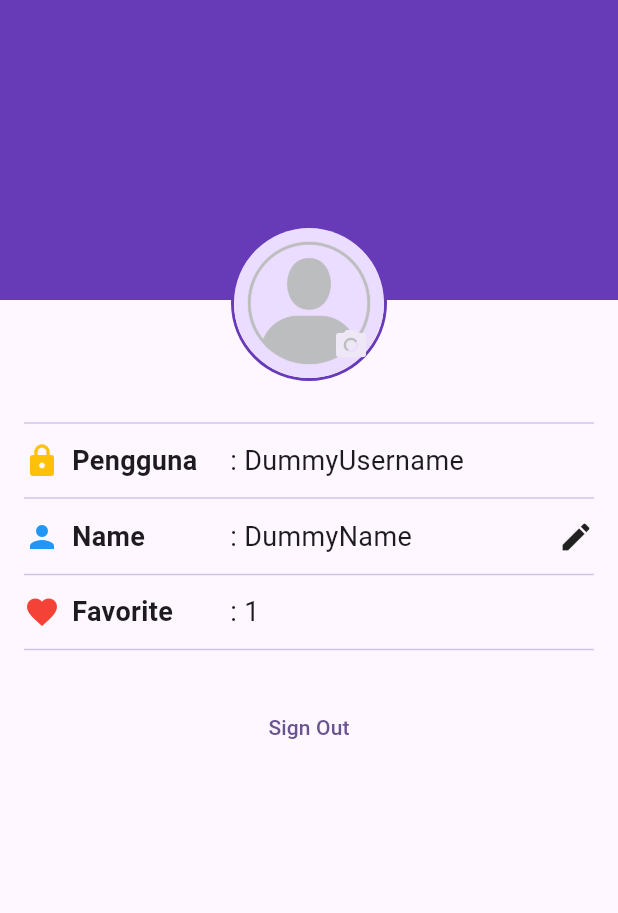
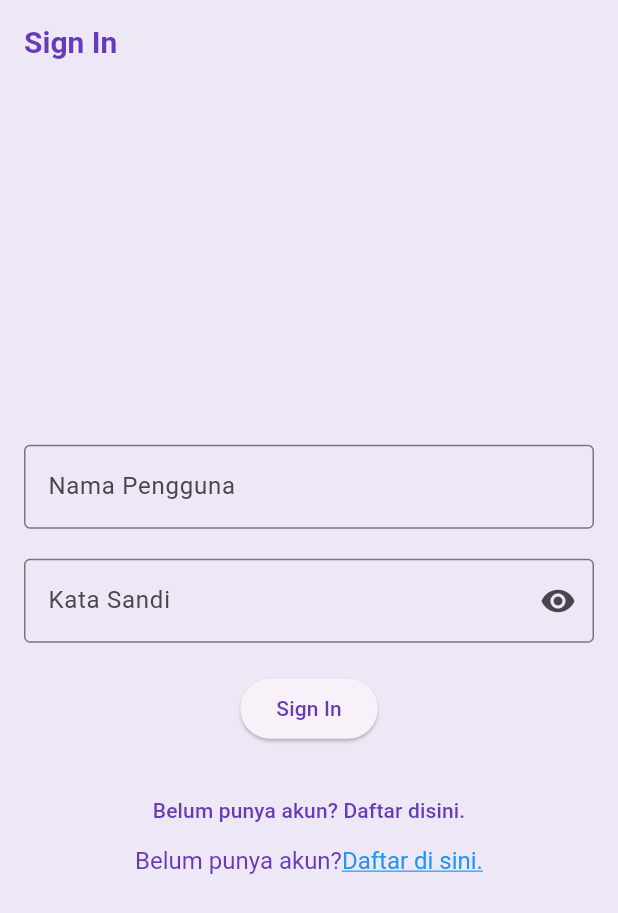
Before and after one commit to SteffanieAngelica/11_WisataCandi_Steffanie, a Flutter app: the screen it shows after launch, on a phone screen of 412 x 824 dp. Shown: the top 913 px of the screen. Run offline on Flutter 3.47's test engine with Material 3 defaults, Android fonts, the phone set to English and light mode, and no system bars.

Commit message:
Pertemuan 14

```diff
--- a/wisata_candi/lib/main.dart
+++ b/wisata_candi/lib/main.dart
@@ -1,8 +1,10 @@
 import 'package:flutter/material.dart';
 import 'package:wisata_candi/data/candi_data.dart';
 import 'package:wisata_candi/screens/profile_screen.dart';
+import 'package:wisata_candi/screens/sign_in_screen.dart';
 import 'screens/detail_screen.dart';
 import 'screens/profile_screen.dart';
+import 'screens/sign_in_screen.dart';
 
 void main() {
   runApp(const MainApp());
@@ -14,14 +16,26 @@ class MainApp extends StatelessWidget {
   @override
   Widget build(BuildContext context) {
     return MaterialApp(
-      title: 'Flutter Demo',
+      title: 'Wisata Candi',
       theme: ThemeData(
-        colorScheme: ColorScheme.fromSeed(seedColor: Colors.deepPurple),
+        appBarTheme: AppBarTheme(
+          iconTheme: IconThemeData(color: Colors.deepPurple),
+          titleTextStyle: TextStyle(
+            color: Colors.deepPurple,
+            fontSize: 20,
+            fontWeight: FontWeight.bold
+          )
+        ),
+        colorScheme: ColorScheme.fromSeed(seedColor: Colors.deepPurple).copyWith(
+          primary: Colors.deepPurple,
+          surface: Colors.deepPurple[50],
+        ),
         useMaterial3: true,
       ),
       home:
       //DetailScreen(candi: candiList[0]),
-      const ProfileScreen(),
+      //const ProfileScreen(),
+      SignInScreen()
     );
   }
 }
--- /dev/null
+++ b/wisata_candi/lib/screens/sign_in_screen.dart
@@ -0,0 +1,113 @@
+import 'dart:ui';
+import 'package:flutter/material.dart';
+import 'package:flutter/gestures.dart';
+
+class SignInScreen extends StatefulWidget {
+  SignInScreen({super.key});
+
+  @override
+  State<SignInScreen> createState() => _SignInScreenState();
+}
+
+class _SignInScreenState extends State<SignInScreen> {
+  //TODO: 1.Deklarasikan variable
+  final TextEditingController _usernameController = TextEditingController();
+
+  final TextEditingController _passwordController = TextEditingController();
+
+  String _errorText = '';
+
+  bool _isSignIn = false;
+
+  bool _obscurePassword = false;
+
+  @override
+  Widget build(BuildContext context) {
+    return Scaffold(
+      //TODO: 2.Pasang AppBar
+      appBar: AppBar(
+        title: Text('Sign In'),
+        ),
+      //TODO: 3.Pasang body
+      body: Center(
+        child: SingleChildScrollView(
+          child: Padding(
+            padding: const EdgeInsets.all(16),
+            child: Form(
+                child: Column(
+                  //TODO: 4.Atur MainAxisAlignment dan CrossAxisAlignment
+                  mainAxisAlignment: MainAxisAlignment.center,
+                  crossAxisAlignment: CrossAxisAlignment.center,
+              children: [
+                //TODO: 5.Pasang TextFormField Nama Pengguna
+                TextFormField(
+                  controller: _usernameController,
+                  decoration: const InputDecoration(
+                    labelText: "Nama Pengguna",
+                    border: OutlineInputBorder(),
+                  ),
+                ),
+                //TODO: 6.Pasang TextFormField Kata Sandi
+                SizedBox(
+                  height: 20,
+                ),
+                TextFormField(
+                  controller: _passwordController,
+                  decoration: InputDecoration(
+                    labelText: "Kata Sandi",
+                    errorText: _errorText.isNotEmpty ? _errorText :  null,
+                    border: const OutlineInputBorder(),
+                    suffixIcon: IconButton(
+                      onPressed: () {
+                        setState(() {
+                          _obscurePassword = !_obscurePassword;
+                        });
+                      },
+                      icon: Icon(_obscurePassword
+                          ? Icons.visibility_off
+                          : Icons.visibility),
+                    )
+                  ),
+                ),
+                //TODO: 7.Pasang ElevatedButton Sign In
+                const SizedBox(
+                  height: 20,
+                  ),
+                ElevatedButton(
+                  onPressed: (){},
+                  child: const Text('Sign In'),
+                ),
+                //TODO: 8.Pasang TextButton Sign Up
+                const SizedBox(
+                  height: 20,
+                ),
+                TextButton(
+                  onPressed: (){},
+                  child: const Text('Belum punya akun? Daftar disini.'),
+                ),
+                RichText(
+                  text: TextSpan(
+                    text: 'Belum punya akun?',
+                    style: const TextStyle(fontSize: 16, color: Colors.deepPurple),
+                    children: <TextSpan> [
+                      TextSpan(
+                        text: 'Daftar di sini.',
+                        style: const TextStyle(
+                          color: Colors.blue,
+                          decoration: TextDecoration.underline,
+                          fontSize: 16,
+                        ),
+                        recognizer: TapGestureRecognizer()
+                          ..onTap = (){},
+                      ),
+                    ],
+                  ),
+                ),
+              ],
+            )),
+          ),
+        ),
+      ),
+    );
+  }
+}
```
Also changed, not shown: wisata_candi/lib/screens/sign_up_screen.dart (added, +123 -0 lines).
